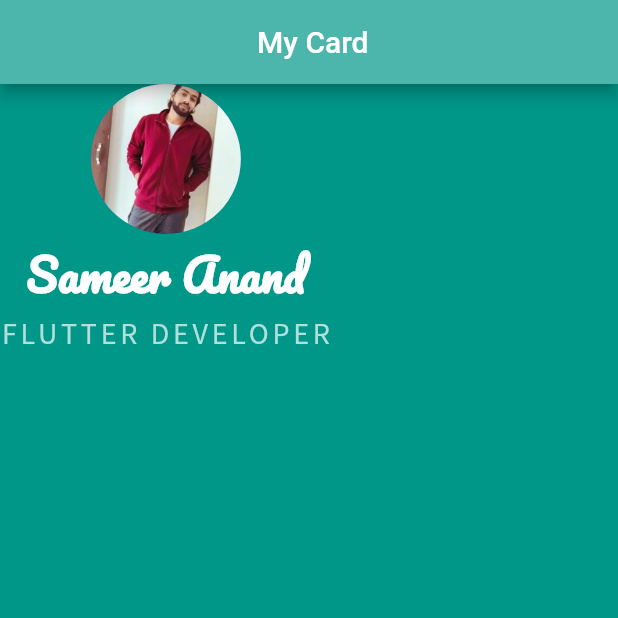
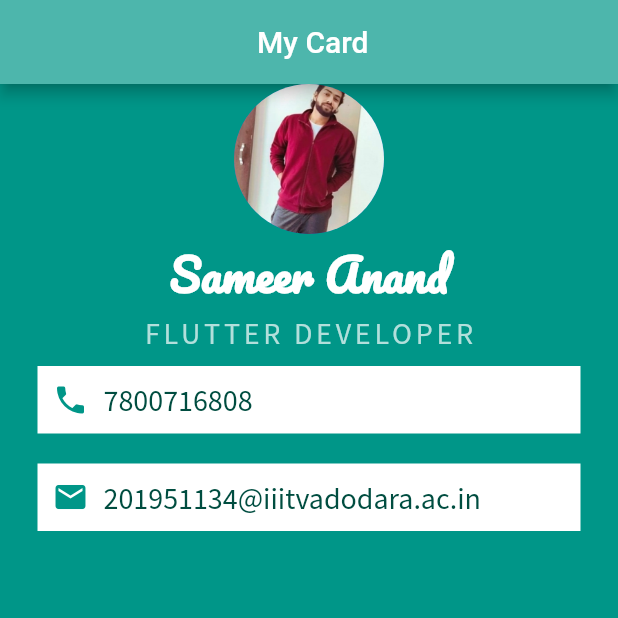
Before and after one commit to sameeranand12/businesscard, a Flutter app: the screen it shows after launch, on a phone screen of 412 x 824 dp, the top half of it. Run offline on Flutter 3.47's test engine with Material 2 defaults, Android fonts, the phone set to English and light mode, and no system bars.

Commit message:
Design with container

```diff
--- a/lib/main.dart
+++ b/lib/main.dart
@@ -1,4 +1,5 @@
 import 'package:flutter/material.dart';
+import 'package:flutter/widgets.dart';
 
 void main() {
   runApp(MyApp());
@@ -16,7 +17,7 @@ class MyApp extends StatelessWidget {
             title: Center(child: Text(' My Card'))),
         body: SafeArea(
           child: Column(
-            //mainAxisAlignment: MainAxisAlignment.center,
+            //crossAxisAlignment: CrossAxisAlignment.,
             children: [
               CircleAvatar(radius: 50.0, backgroundImage:AssetImage('images/sameer.jpg'),),
               Text('Sameer Anand',
@@ -26,16 +27,47 @@ class MyApp extends StatelessWidget {
                        fontWeight:FontWeight.bold
                     ),
               ),
-              Container(
-                 child: Text ('FLUTTER DEVELOPER',
+              Text ('FLUTTER DEVELOPER',
                   style: TextStyle(
                   fontFamily: 'Source Sans Pro',
                   fontSize: 20.0,
                   color:Colors.teal.shade100,
                     letterSpacing: 2.5
 
-                ), ),
+                ),
               ),
+              Container(
+                color: Colors.white,
+                padding: EdgeInsets.all(10.0),
+                margin: EdgeInsets.symmetric(vertical: 10.0 , horizontal: 25.0),
+                child: Row(
+                  children: [
+                    Icon(Icons.phone, color: Colors.teal,),
+                    SizedBox(width: 10.0,),
+                    Text('7800716808',
+                    style: TextStyle(
+                        fontFamily: 'Source Sans Pro',
+                        fontSize: 20.0,
+                        color: Colors.teal.shade900),)
+                  ],
+                ),
+              ),
+              Container(
+                color: Colors.white,
+                padding: EdgeInsets.all(10.0),
+                margin: EdgeInsets.symmetric(vertical: 10.0 , horizontal: 25.0),
+                child: Row(
+                  children: [
+                    Icon(Icons.mail, color: Colors.teal,),
+                    SizedBox(width: 10.0,),
+                    Text('201951134@iiitvadodara.ac.in',
+                      style: TextStyle(
+                          fontFamily: 'Source Sans Pro',
+                          fontSize: 20.0,
+                          color: Colors.teal.shade900),),
+                  ],
+                ),
+              )
             ],
           ),
         ),
```
